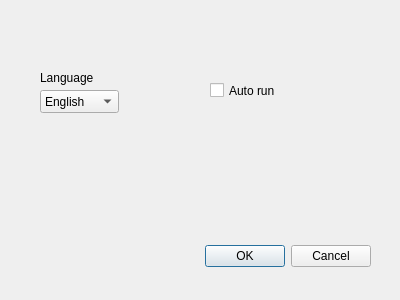
Qt form gui/updater-gui/settings_window.ui (tigusoft-vm/cjdns-windows-updater) before a commit.
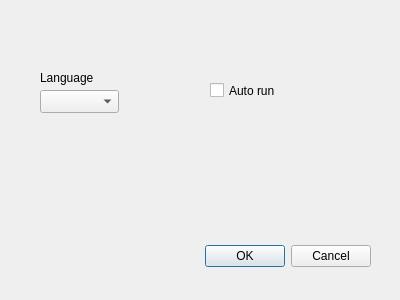
The same form after that commit.

Commit message: [wip] load languages in settings window

```diff
--- a/gui/updater-gui/settings_window.ui
+++ b/gui/updater-gui/settings_window.ui
@@ -38,11 +38,6 @@
      <height>23</height>
     </rect>
    </property>
-   <item>
-    <property name="text">
-     <string>English</string>
-    </property>
-   </item>
   </widget>
   <widget class="QCheckBox" name="autorunCheckBox">
    <property name="geometry">
```
The commit also changes 4 other files.
